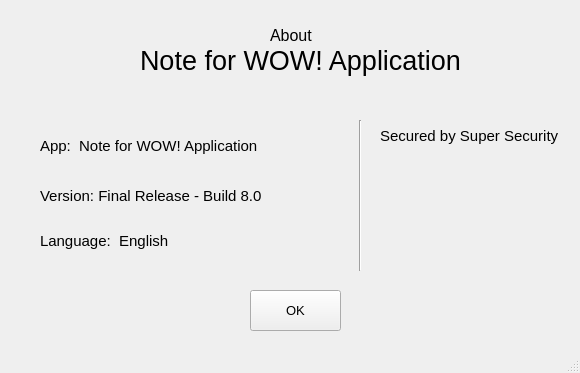
Old version of the form PTI/SPCK/GUI/about.ui in the repository GreenSystemDuy08/TL-C4K-PTI01.
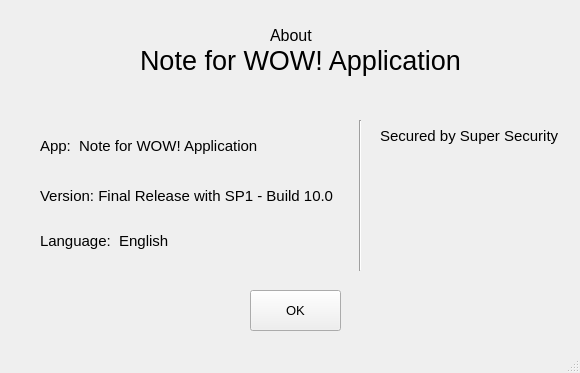
New version of the form. Icons and pictures are not drawn.

Commit message: feat Upgrade SPCK with SP1 Build 10.0 - 15/6/2024

```diff
--- a/PTI/SPCK/GUI/about.ui
+++ b/PTI/SPCK/GUI/about.ui
@@ -106,7 +106,7 @@
      </font>
     </property>
     <property name="text">
-     <string>Version: Final Release - Build 8.0</string>
+     <string>Version: Final Release with SP1 - Build 10.0</string>
     </property>
    </widget>
    <widget class="QLabel" name="label_7">
```
The commit also changes 12 other files.
